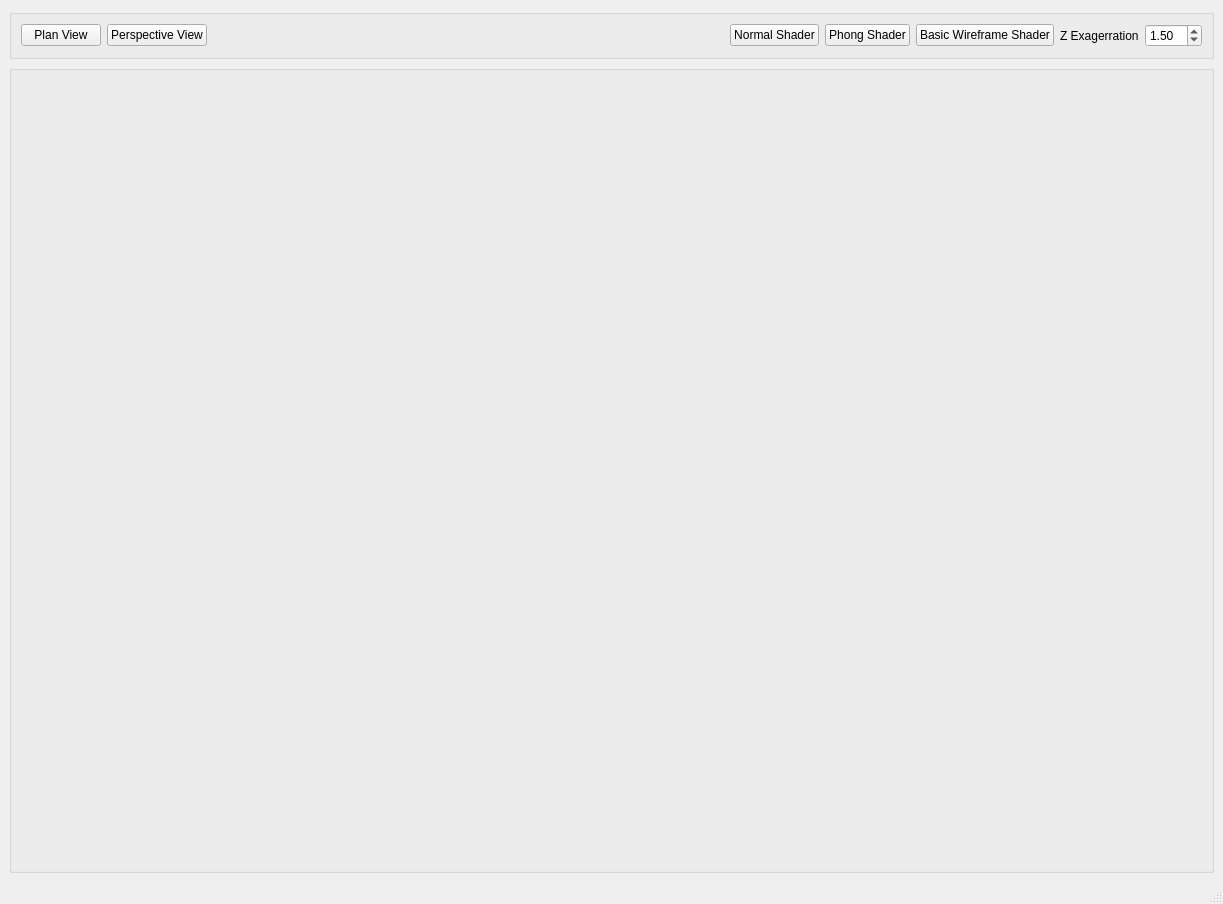
Old version of the form examples/data/viewer.ui in the repository pygfx/pygfx.
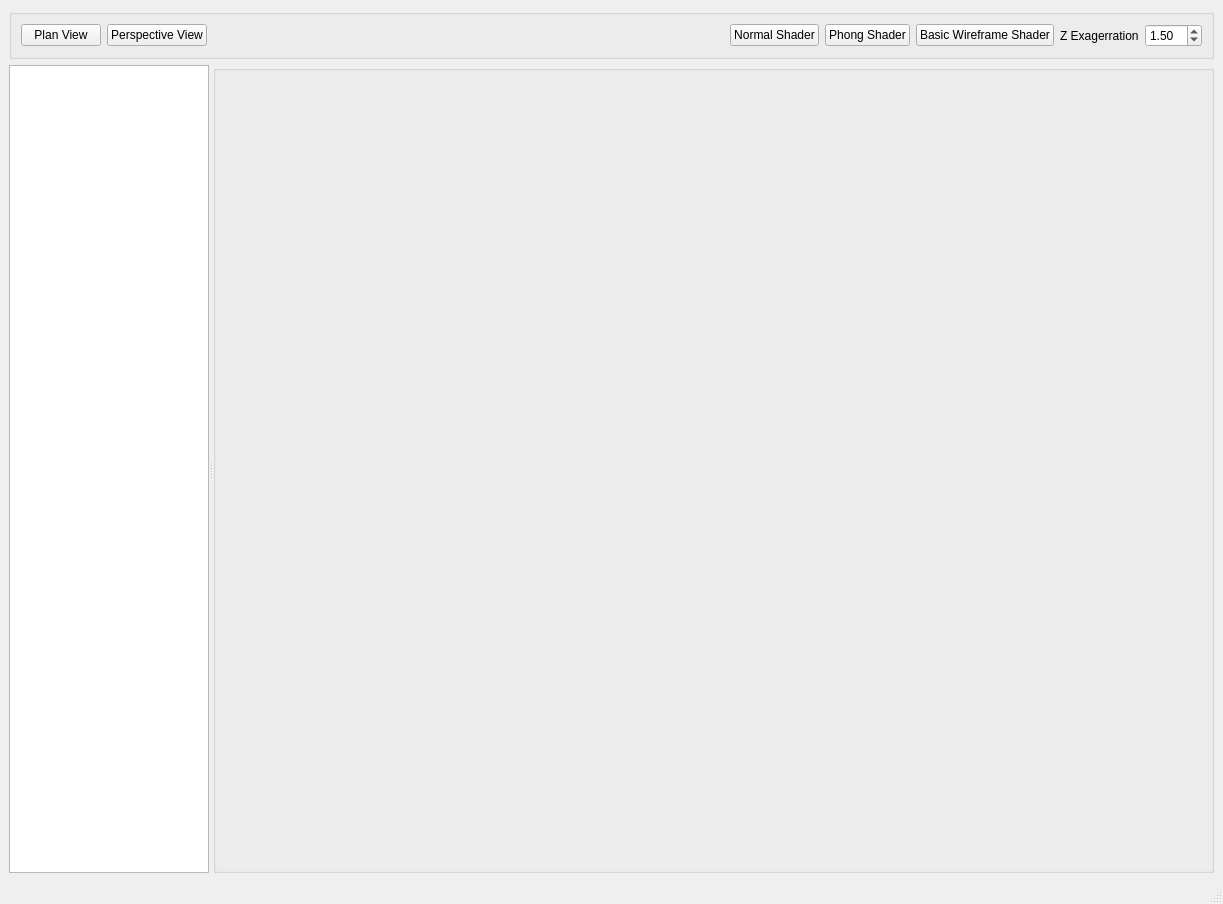
New version of the form. Icons and pictures are not drawn.

```diff
--- a/examples/data/viewer.ui
+++ b/examples/data/viewer.ui
@@ -141,6 +141,20 @@
       <property name="orientation">
        <enum>Qt::Horizontal</enum>
       </property>
+      <widget class="QTextBrowser" name="info">
+       <property name="sizePolicy">
+        <sizepolicy hsizetype="Minimum" vsizetype="Expanding">
+         <horstretch>0</horstretch>
+         <verstretch>0</verstretch>
+        </sizepolicy>
+       </property>
+       <property name="maximumSize">
+        <size>
+         <width>200</width>
+         <height>16777215</height>
+        </size>
+       </property>
+      </widget>
       <widget class="QGroupBox" name="groupBox">
        <property name="minimumSize">
         <size>
```
Left out of the diff: 94 changed lines with no effect on the pictures.
